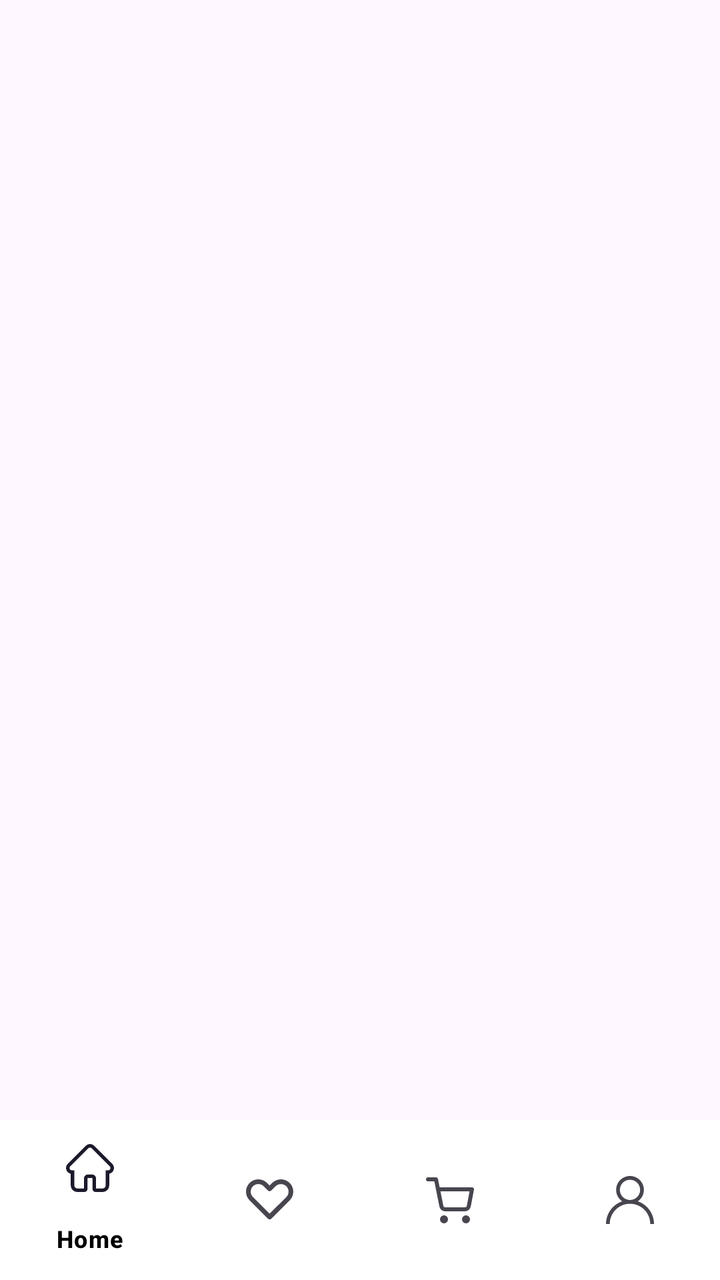
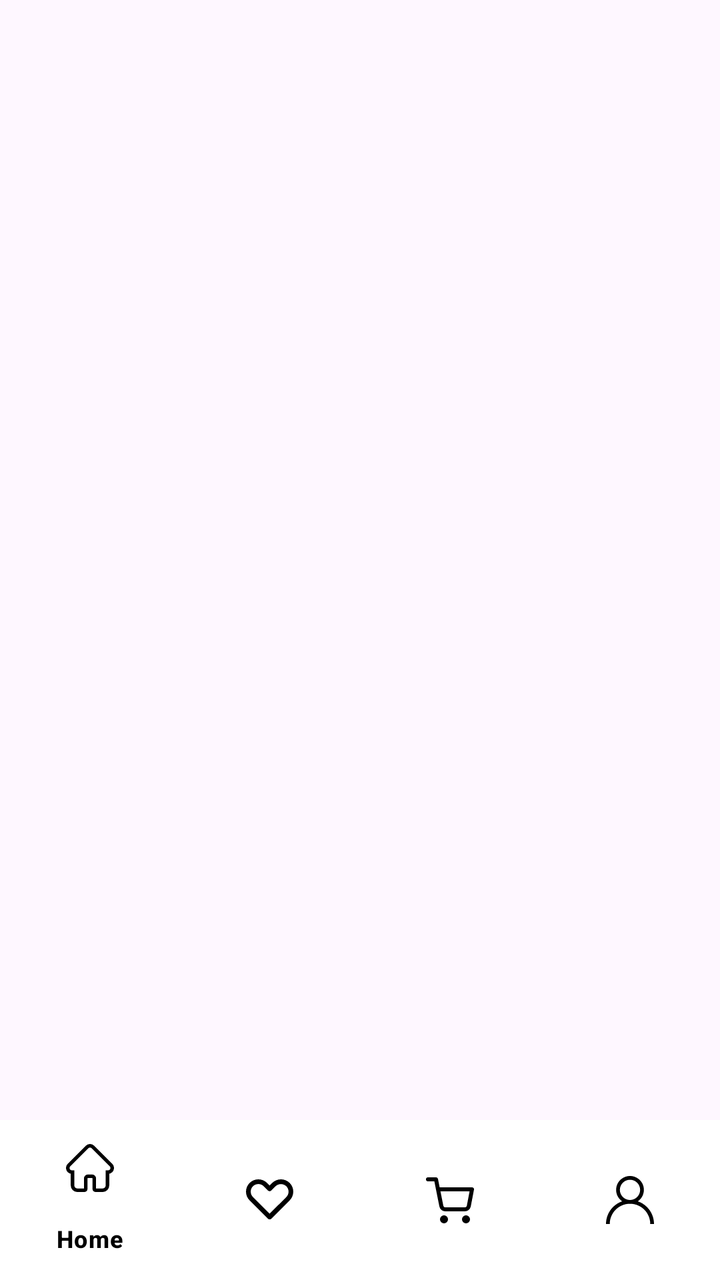

Two renders of the same Android screen: before a commit and after it. Below are the layout's source before the change and the commit's diff.
<!-- AndroidManifest.xml: application theme Theme.GrocHub -->
<!-- res/layout/activity_main.xml -->
<?xml version="1.0" encoding="utf-8"?>
<androidx.constraintlayout.widget.ConstraintLayout xmlns:android="http://schemas.android.com/apk/res/android"
    xmlns:app="http://schemas.android.com/apk/res-auto"
    xmlns:tools="http://schemas.android.com/tools"
    android:id="@+id/main"
    android:layout_width="match_parent"
    android:layout_height="match_parent"
    tools:context=".MainActivity">

    <FrameLayout
        android:id="@+id/fragmentContainer"
        android:layout_width="0dp"
        android:layout_height="0dp"
        app:layout_constraintTop_toTopOf="parent"
        app:layout_constraintBottom_toTopOf="@id/bottomNav"
        app:layout_constraintStart_toStartOf="parent"
        app:layout_constraintEnd_toEndOf="parent" />

    <com.google.android.material.bottomnavigation.BottomNavigationView
        android:id="@+id/bottomNav"
        android:layout_width="0dp"
        android:layout_height="wrap_content"
        app:layout_constraintBottom_toBottomOf="parent"
        app:layout_constraintStart_toStartOf="parent"
        app:layout_constraintEnd_toEndOf="parent"
        app:menu="@menu/bottom_menu"
        app:backgroundTint="@android:color/white"
        app:itemTextColor="@color/black"
        app:itemActiveIndicatorStyle="@style/CustomBottomNavIndicatorStyle"
        />

</androidx.constraintlayout.widget.ConstraintLayout>
<!-- resources referenced by this layout -->
<resources>
  <color name="black">#FF000000</color>
  <style name="CustomBottomNavIndicatorStyle" parent="Widget.Material3.BottomNavigationView.ActiveIndicator">
          <item name="android:color">@color/Primary</item>
  
      </style>
  <style name="Theme.GrocHub" parent="Base.Theme.GrocHub" />
  <color name="Primary">#4CAD73</color>
  <style name="Base.Theme.GrocHub" parent="Theme.Material3.DayNight.NoActionBar">
          
          
      </style>
</resources>

<!-- the commit's change to res/layout/activity_main.xml (unified diff, before → after) -->
@@ -26,6 +26,7 @@
         app:menu="@menu/bottom_menu"
         app:backgroundTint="@android:color/white"
         app:itemTextColor="@color/black"
+        app:itemIconTint="@color/black"
         app:itemActiveIndicatorStyle="@style/CustomBottomNavIndicatorStyle"
         />
 
